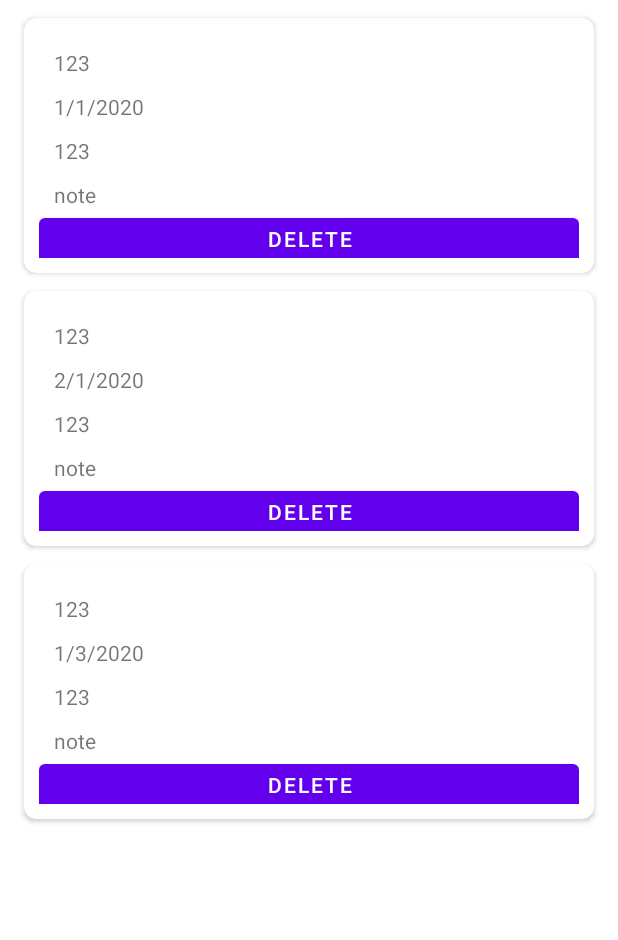
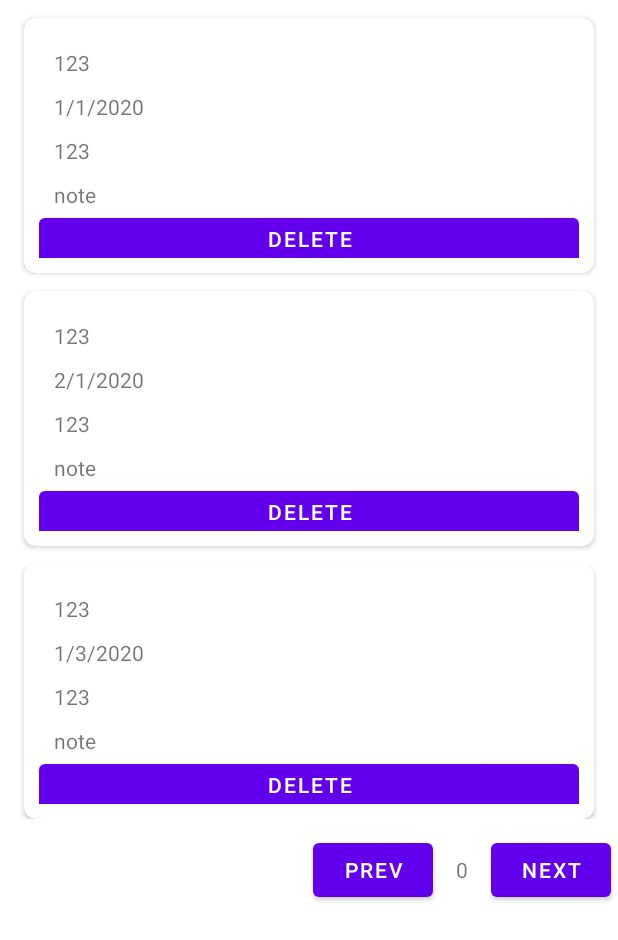
Before and after one commit to Maedchen08/shopList, an Android app: the ListFragment screen opened through its navigation route, on a phone screen of 412 x 824 dp. Shown: the top 940 px of the screen. Run offline under Robolectric (Android 15) with nearby library versions, the phone set to English and light mode, and no system bars.

Commit message:
add pagination

```diff
--- a/app/src/main/java/com/example/shopping/data/repository/ItemRepository.kt
+++ b/app/src/main/java/com/example/shopping/data/repository/ItemRepository.kt
@@ -31,6 +31,23 @@ class ItemRepository : ItemRepositoryInterface {
     }
 
     override fun list(): List<Item> = itemList
+
+    override fun list(page: Int?): List<Item> {
+        val size = itemList.size
+        val from = (page!! * 5)
+        val to = from + 4
+        val limit = if(size - to < 0) {
+            to + (size - to)
+        } else {
+            to
+        }
+        val items = mutableListOf<Item>()
+        for (i in from until limit) {
+            items.add(itemList[i])
+        }
+        return items
+    }
+
     override fun save(data: Item): Item {
         if (data.id == "") {
             data.id = UUID.randomUUID().toString()
--- a/app/src/main/java/com/example/shopping/data/repository/ItemRepositoryInterface.kt
+++ b/app/src/main/java/com/example/shopping/data/repository/ItemRepositoryInterface.kt
@@ -4,6 +4,7 @@ import com.example.shopping.data.model.Item
 
 interface ItemRepositoryInterface {
     fun list(): List<Item>
+    fun list(page:Int?=0):List<Item>
     fun save(item: Item): Item
     fun delete(item: Item): Item
     fun findByItem(item:Item) :Item
--- a/app/src/main/java/com/example/shopping/presentation/form/FormFragment.kt
+++ b/app/src/main/java/com/example/shopping/presentation/form/FormFragment.kt
@@ -26,7 +26,6 @@ class FormFragment : Fragment() {
     private lateinit var binding: FragmentFormBinding
     private lateinit var viewModel: FormViewModel
     private lateinit var loadingDialog:AlertDialog
-//    private var date: String? = null
 
     override fun onCreate(savedInstanceState: Bundle?) {
         super.onCreate(savedInstanceState)
@@ -90,7 +89,7 @@ class FormFragment : Fragment() {
                         quantity = quantity,
                         id = ""
                     )
-                    viewModel.validation(itemValue!!)
+//                    viewModel.validation(itemValue!!)
 
                 } else {
                     //update
@@ -102,10 +101,10 @@ class FormFragment : Fragment() {
                             quantity = quantity,
                             id = it
                         )
-                        viewModel.save(itemValue!!)
+//                        viewModel.save(itemValue!!)
                     }
                 }
-
+                viewModel.validation(itemValue!!)
 
             }
             cancelBtn.setOnClickListener {
@@ -139,6 +138,7 @@ class FormFragment : Fragment() {
                     loadingDialog.hide()
                 }
                 ResourceStatus.FAIL -> {
+                    loadingDialog.hide()
                     Toast.makeText(
                         requireContext(),
                         it.message,
--- a/app/src/main/java/com/example/shopping/presentation/list/ListFragment.kt
+++ b/app/src/main/java/com/example/shopping/presentation/list/ListFragment.kt
@@ -22,6 +22,7 @@ class ListFragment() : Fragment() {
     lateinit var viewModel: ListViewModel
     lateinit var binding: FragmentListBinding
     lateinit var rvAdapter: ListViewAdapter
+    private var page = 0
 
     override fun onCreate(savedInstanceState: Bundle?) {
         super.onCreate(savedInstanceState)
@@ -38,6 +39,14 @@ class ListFragment() : Fragment() {
 
         binding = FragmentListBinding.inflate(layoutInflater)
         binding.apply {
+            nextBtn.setOnClickListener {
+                viewModel.loadItemData(++page)
+                pageText.text = page.toString()
+            }
+            prevBtn.setOnClickListener {
+                viewModel.loadItemData(--page)
+                pageText.text = page.toString()
+            }
             rvAdapter = ListViewAdapter(viewModel)
             recyclerViewItem.apply {
                 layoutManager = LinearLayoutManager(requireContext())
--- a/app/src/main/java/com/example/shopping/presentation/list/ListViewModel.kt
+++ b/app/src/main/java/com/example/shopping/presentation/list/ListViewModel.kt
@@ -23,13 +23,20 @@ class ListViewModel(private val repository: ItemRepositoryInterface) : ViewModel
         get() {
             return _itemLiveData
         }
-
-    private fun loadItemData() {
-        _itemsLiveData.value = repository.list()
+    init {
+        loadItemData(0)
     }
 
-    private fun getItemData(item: Item) {
+     fun loadItemData() {
+        _itemsLiveData.value = repository.list(0)
+    }
+
+     fun getItemData(item: Item) {
         _itemLiveData.value = repository.findByItem(item)
+    }
+
+    fun loadItemData(page:Int) {
+        _itemsLiveData.value = repository.list(page)
     }
 
     override fun onDelete(item: Item) {
--- a/app/src/main/res/layout/fragment_list.xml
+++ b/app/src/main/res/layout/fragment_list.xml
@@ -3,12 +3,63 @@
     xmlns:tools="http://schemas.android.com/tools"
     android:layout_width="match_parent"
     android:layout_height="match_parent"
+    xmlns:app="http://schemas.android.com/apk/res-auto"
     tools:context=".presentation.list.ListFragment">
 
-    <androidx.recyclerview.widget.RecyclerView
-        android:id="@+id/recycler_view_item"
+    <LinearLayout
         android:layout_width="match_parent"
-        android:layout_height="match_parent" />
+        android:layout_height="wrap_content"
+        android:orientation="vertical"
+        android:weightSum="10">
+
+        <androidx.recyclerview.widget.RecyclerView
+            android:id="@+id/recycler_view_item"
+            android:layout_width="match_parent"
+            android:layout_height="wrap_content"
+            android:layout_marginBottom="10dp"
+            android:layout_weight="9" />
+
+        <androidx.constraintlayout.widget.ConstraintLayout
+            android:layout_width="match_parent"
+            android:layout_marginBottom="20dp"
+            android:layout_height="wrap_content">
+
+            <com.google.android.material.button.MaterialButton
+                android:id="@+id/prev_btn"
+                android:layout_width="80dp"
+                android:layout_height="wrap_content"
+                android:text="prev"
+                app:layout_constraintEnd_toStartOf="@+id/page_text"
+                tools:ignore="MissingConstraints"
+                tools:layout_editor_absoluteY="0dp" />
+
+            <TextView
+                android:id="@+id/page_text"
+                android:layout_width="wrap_content"
+                android:layout_height="47dp"
+                android:gravity="center"
+                android:paddingLeft="15dp"
+                android:paddingRight="15dp"
+                android:text="0"
+                android:textAlignment="center"
+                app:layout_constraintEnd_toStartOf="@+id/next_btn"
+                tools:ignore="MissingConstraints" />
+
+            <com.google.android.material.button.MaterialButton
+                android:id="@+id/next_btn"
+                android:layout_width="80dp"
+                android:layout_height="wrap_content"
+                android:text="Next"
+                app:layout_constraintEnd_toEndOf="parent"
+                app:layout_constraintHorizontal_bias="0.986"
+                app:layout_constraintStart_toStartOf="parent"
+                tools:ignore="MissingConstraints"
+                tools:layout_editor_absoluteY="0dp" />
+        </androidx.constraintlayout.widget.ConstraintLayout>
+
+
+    </LinearLayout>
+
 
 
 </FrameLayout>
```
